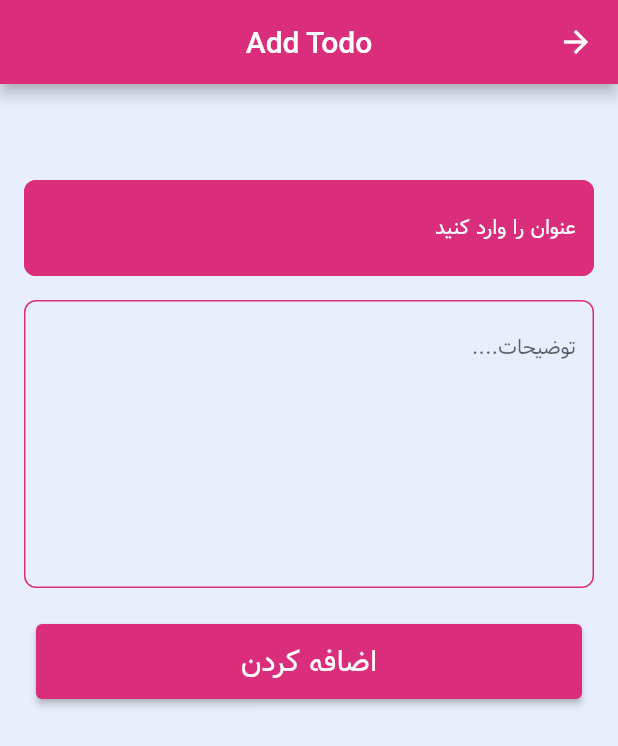
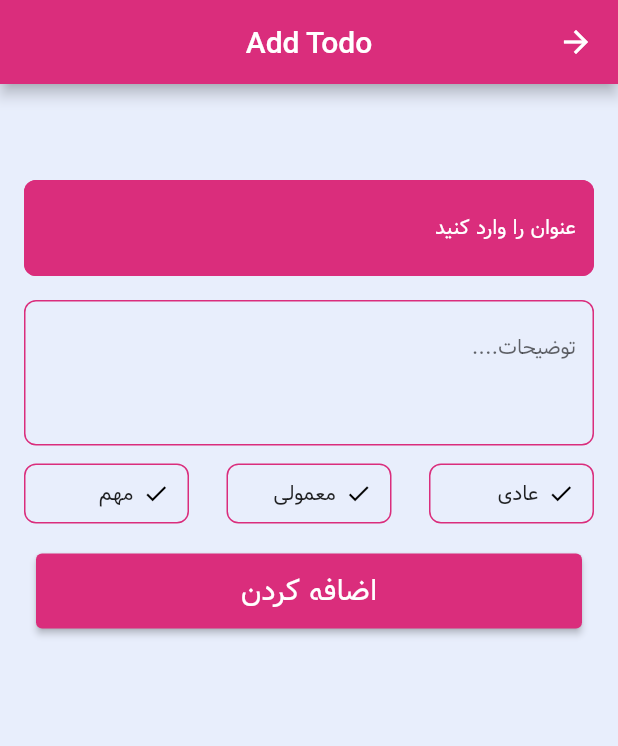
Before and after one commit to mohammad-dehghanifard/todoApp_Flutter, a Flutter app: the AddOrEditTodoScreen screen opened directly, on a phone screen of 412 x 824 dp. Shown: the top 746 px of the screen. Run offline on Flutter 3.47's test engine with Material 2 defaults, Android fonts, the phone set to English and light mode, and no system bars; our stand-ins replace get, hive; accounts and stored records are empty.

Commit message:
add model and priority widget

```diff
--- a/lib/view/add_or_edit/add_or_edit_screen.dart
+++ b/lib/view/add_or_edit/screen/add_or_edit_screen.dart
@@ -1,5 +1,6 @@
 import 'package:flutter/material.dart';
 import 'package:todo_app_flutter/constants/colors/app_colors.dart';
+import 'package:todo_app_flutter/view/add_or_edit/widget/priority_task_widget.dart';
 
 class AddOrEditTodoScreen extends StatelessWidget {
   const AddOrEditTodoScreen({Key? key}) : super(key: key);
@@ -27,13 +28,22 @@ class AddOrEditTodoScreen extends StatelessWidget {
             ),
             const SizedBox(height: 16),
             const TextField(
-              maxLines: 8,
+              maxLines: 3,
               decoration: InputDecoration(
                 hintText: "توضیحات....",
                 hintStyle: const TextStyle(fontSize: 14,fontFamily: 'Dirooz')
               ),
             ),
-            const SizedBox(height: 16),
+            const SizedBox(height: 12),
+            Row(
+              mainAxisAlignment: MainAxisAlignment.spaceBetween,
+              children: const [
+                PriorityTask(title: "عادی"),
+                PriorityTask(title: "معمولی"),
+                PriorityTask(title: "مهم"),
+              ],
+            ),
+            const SizedBox(height: 12),
             Padding(
               padding: const EdgeInsets.all(8.0),
               child: ElevatedButton(
--- /dev/null
+++ b/lib/view/add_or_edit/widget/priority_task_widget.dart
@@ -0,0 +1,33 @@
+import 'package:flutter/material.dart';
+import 'package:flutter/widgets.dart';
+import 'package:todo_app_flutter/constants/colors/app_colors.dart';
+
+class PriorityTask extends StatelessWidget {
+  const PriorityTask({required this.title,Key? key}) : super(key: key);
+  final String title;
+
+  @override
+  Widget build(BuildContext context) {
+    return InkWell(
+      onTap: () {
+
+      },
+      child: Container(
+        width: 110,
+        height: 40,
+        padding: const EdgeInsets.symmetric(horizontal: 12),
+        decoration: BoxDecoration(
+            border: Border.all(color: AppColors.lightYellowColor,width: 1),
+            borderRadius: BorderRadius.circular(8)
+        ),
+        child: Row(
+          children: [
+            const Icon(Icons.check,size: 18,color: Colors.black),
+            const SizedBox(width: 6),
+            Text(title,style: const TextStyle(fontFamily: "Dirooz"),)
+          ],
+        ),
+      ),
+    );
+  }
+}
--- a/lib/view/home/screen/home_screen.dart
+++ b/lib/view/home/screen/home_screen.dart
@@ -1,7 +1,7 @@
 import 'package:flutter/material.dart';
 import 'package:get/get.dart';
 import 'package:todo_app_flutter/constants/colors/app_colors.dart';
-import 'package:todo_app_flutter/view/add_or_edit/add_or_edit_screen.dart';
+import 'package:todo_app_flutter/view/add_or_edit/screen/add_or_edit_screen.dart';
 import 'package:todo_app_flutter/view/home/widgets/todo_item_widget.dart';
 
 class HomeScreen extends StatelessWidget {
```
Also changed, not shown: lib/model/priority/priority_model.dart (added, +11 -0 lines), lib/model/todo/todo_model.dart (+14 -0 lines).
